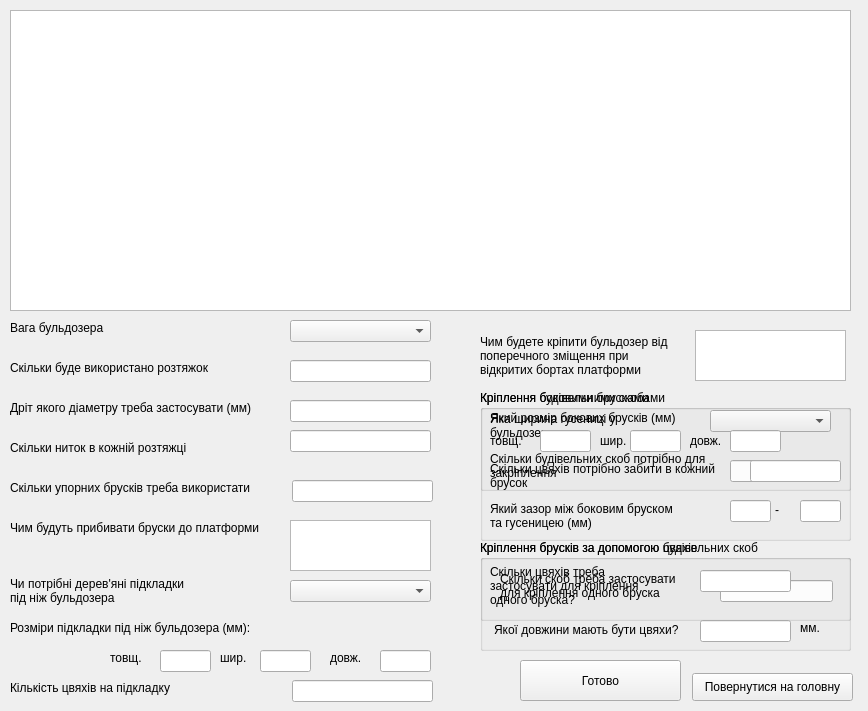
Before: the Qt Designer form view/bulldozer_form.ui in Win9XCHI/Fastening_test, drawn with Qt 5.
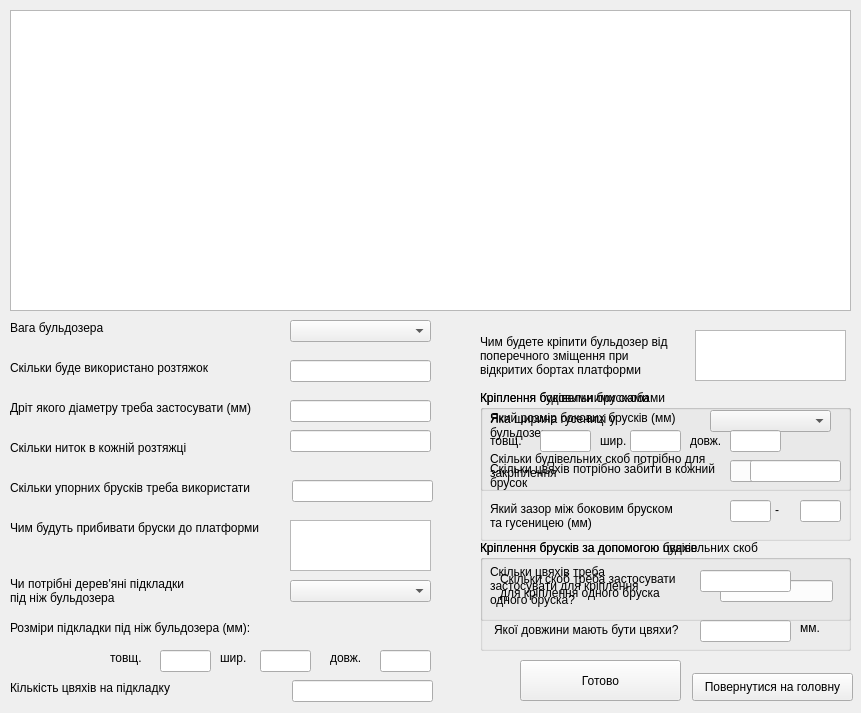
After: the same form once the commit is applied.

```diff
--- a/view/bulldozer_form.ui
+++ b/view/bulldozer_form.ui
@@ -6,8 +6,8 @@
    <rect>
     <x>0</x>
     <y>0</y>
-    <width>868</width>
-    <height>711</height>
+    <width>861</width>
+    <height>713</height>
    </rect>
   </property>
   <property name="windowTitle">
```
Left out of the diff: 2 changed lines with no effect on the pictures.
